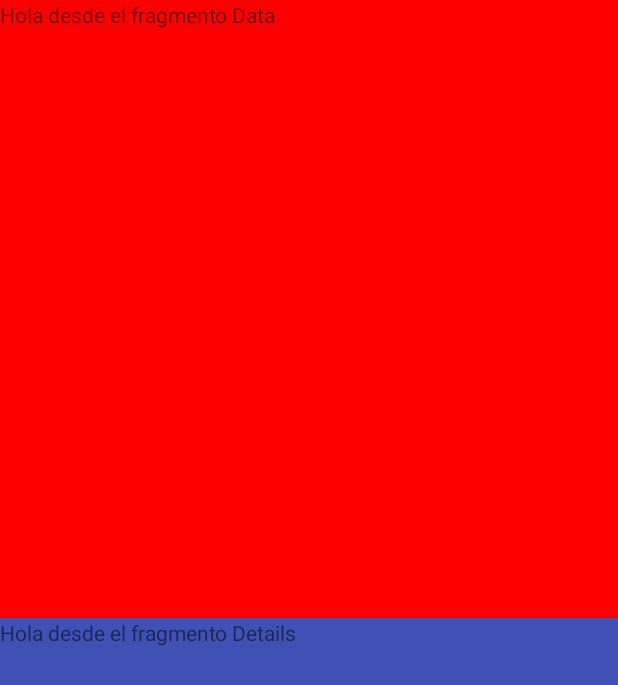
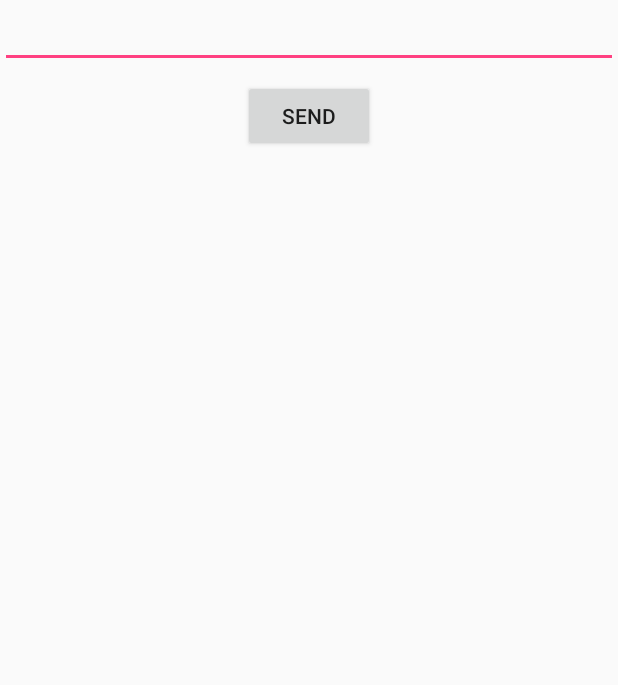
Before and after one commit to pablo384/EjemploFragmentosKotlin, an Android app: the screen it shows after launch (MainActivity), on a phone screen of 412 x 824 dp. Shown: the top 685 px of the screen. Run offline under Robolectric (Android 15) with nearby library versions, the phone set to English and light mode, and no system bars.

Commit message:
Sending Data betwen Fragments

```diff
--- a/app/src/main/java/com/pablo384/practicandofragmentos/Activities/MainActivity.kt
+++ b/app/src/main/java/com/pablo384/practicandofragmentos/Activities/MainActivity.kt
@@ -3,9 +3,20 @@ package com.pablo384.practicandofragmentos.Activities
 import android.support.v7.app.AppCompatActivity
 import android.os.Bundle
 import android.support.v4.app.FragmentActivity
+import com.pablo384.practicandofragmentos.Fragments.DataFragment
+import com.pablo384.practicandofragmentos.Fragments.DetailsFragment
 import com.pablo384.practicandofragmentos.R
+import kotlinx.android.synthetic.main.activity_main.*
 
-class MainActivity : FragmentActivity() {
+class MainActivity : FragmentActivity(), DataFragment.DataListener {
+    override fun sendData(text: String) {
+        //llamar al metodo renderizarTexto del DetailsFragment
+        //pasandole el texto que recibimos por parametro en este mismo metodo
+
+        val fragmentD:DetailsFragment = supportFragmentManager.findFragmentById(R.id.detailsFragment) as DetailsFragment
+        fragmentD.renderText(text)
+
+    }
 
     override fun onCreate(savedInstanceState: Bundle?) {
         super.onCreate(savedInstanceState)
--- a/app/src/main/java/com/pablo384/practicandofragmentos/Fragments/DataFragment.kt
+++ b/app/src/main/java/com/pablo384/practicandofragmentos/Fragments/DataFragment.kt
@@ -1,25 +1,51 @@
 package com.pablo384.practicandofragmentos.Fragments
 
 
+import android.content.Context
 import android.os.Bundle
 import android.support.v4.app.Fragment
+import android.util.Log
 import android.view.LayoutInflater
 import android.view.View
 import android.view.ViewGroup
 
 import com.pablo384.practicandofragmentos.R
+import kotlinx.android.synthetic.main.fragment_data.*
+import kotlinx.android.synthetic.main.fragment_data.view.*
 
 
 /**
  * A simple [Fragment] subclass.
  */
 class DataFragment : Fragment() {
+    private lateinit var callback: DataListener
+    override fun onAttach(context: Context) {
+        super.onAttach(context)
+        try {
+            callback = context as DataListener
 
+        }catch (e:Exception){
+            e.printStackTrace()
+        }
+    }
 
     override fun onCreateView(inflater: LayoutInflater?, container: ViewGroup?,
                               savedInstanceState: Bundle?): View? {
+        val view=inflater!!.inflate(R.layout.fragment_data, container, false)
+        view.buttonSend.setOnClickListener { senText(view.editTextData.text.toString()) }
+
+
         // Inflate the layout for this fragment
-        return inflater!!.inflate(R.layout.fragment_data, container, false)
+        return view
+    }
+
+    private fun senText(text:String) {
+        callback.sendData(text)
+
+    }
+
+    interface DataListener{
+        fun sendData(text:String)
     }
 
 }// Required empty public constructor
--- a/app/src/main/java/com/pablo384/practicandofragmentos/Fragments/DetailsFragment.kt
+++ b/app/src/main/java/com/pablo384/practicandofragmentos/Fragments/DetailsFragment.kt
@@ -8,6 +8,7 @@ import android.view.View
 import android.view.ViewGroup
 
 import com.pablo384.practicandofragmentos.R
+import kotlinx.android.synthetic.main.fragment_details.*
 
 
 /**
@@ -22,4 +23,8 @@ class DetailsFragment : Fragment() {
         return inflater!!.inflate(R.layout.fragment_details, container, false)
     }
 
+    fun renderText(text : String){
+        textViewDetails.text=text
+    }
+
 }// Required empty public constructor
--- a/app/src/main/res/layout/fragment_data.xml
+++ b/app/src/main/res/layout/fragment_data.xml
@@ -1,14 +1,35 @@
 <FrameLayout xmlns:android="http://schemas.android.com/apk/res/android"
+    xmlns:app="http://schemas.android.com/apk/res-auto"
     xmlns:tools="http://schemas.android.com/tools"
     android:layout_width="match_parent"
     android:layout_height="match_parent"
-    android:background="#F00"
     tools:context="com.pablo384.practicandofragmentos.Fragments.DataFragment">
 
     <!-- TODO: Update blank fragment layout -->
-    <TextView
+    <android.support.constraint.ConstraintLayout
         android:layout_width="match_parent"
-        android:layout_height="match_parent"
-        android:text="Hola desde el fragmento Data" />
+        android:layout_height="match_parent">
+
+        <EditText
+            android:inputType="textPersonName"
+            android:layout_width="0dp"
+            android:layout_height="wrap_content"
+            android:id="@+id/editTextData"
+            app:layout_constraintTop_toTopOf="parent"
+            app:layout_constraintStart_toStartOf="parent"
+            app:layout_constraintEnd_toEndOf="parent" />
+
+        <Button
+            android:id="@+id/buttonSend"
+            android:layout_width="wrap_content"
+            android:layout_height="wrap_content"
+            android:layout_marginTop="8dp"
+            android:text="SEND"
+            app:layout_constraintLeft_toLeftOf="parent"
+            app:layout_constraintRight_toRightOf="parent"
+            app:layout_constraintTop_toBottomOf="@+id/editTextData" />
+
+
+    </android.support.constraint.ConstraintLayout>
 
 </FrameLayout>
--- a/app/src/main/res/layout/fragment_details.xml
+++ b/app/src/main/res/layout/fragment_details.xml
@@ -2,13 +2,13 @@
     xmlns:tools="http://schemas.android.com/tools"
     android:layout_width="match_parent"
     android:layout_height="match_parent"
-    android:background="@color/colorPrimary"
     tools:context="com.pablo384.practicandofragmentos.Fragments.DetailsFragment">
 
-    <!-- TODO: Update blank fragment layout -->
     <TextView
+        android:id="@+id/textViewDetails"
         android:layout_width="match_parent"
         android:layout_height="match_parent"
-        android:text="Hola desde el fragmento Details" />
+        android:layout_gravity="center"
+        />
 
 </FrameLayout>
```
